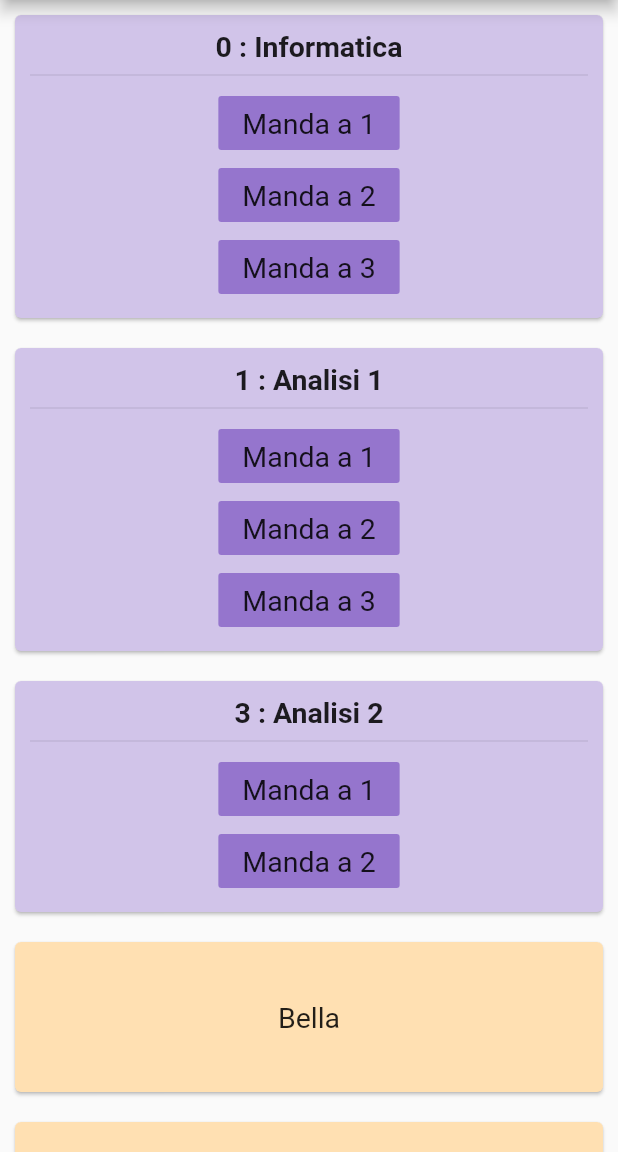
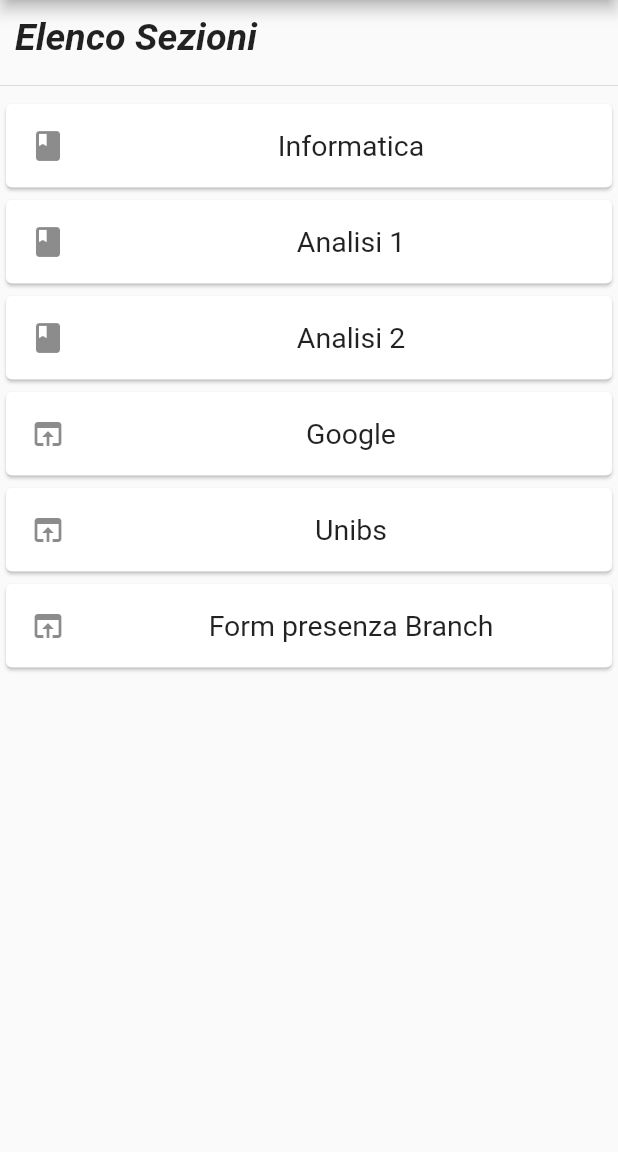
Before and after one commit to STB1019/Flutter-RemoteTree, a Flutter app: the screen it shows after launch, after a tap on the "update" icon, on a phone screen of 412 x 824 dp, the part 84-1236 px from its top. Run offline on Flutter 3.47's test engine with Material 2 defaults, Android fonts, the phone set to English and light mode, and no system bars; our stand-ins replace sqflite; accounts and stored records are empty; statements that could not run were skipped.

Commit message:
Release alpha completa

```diff
--- a/assets/sezioniDiBase.json
+++ b/assets/sezioniDiBase.json
@@ -54,13 +54,18 @@
   "webSection" :[
     {
       "id": 4,
-      "title" : "Bella",
+      "title" : "Google",
       "link" : "http://www.google.it"
     },
     {
       "id": 5,
-      "title" : "Bella2",
+      "title" : "Unibs",
       "link" : "http://www.unibs.it"
+    },
+    {
+      "id" : 6,
+      "title" : "Form presenza Branch",
+      "link" : "https://forms.gle/sgegCQ1nEUGtyZBf9"
     }
   ]
 }
--- a/lib/View/generator.dart
+++ b/lib/View/generator.dart
@@ -1,5 +1,6 @@
 import 'package:flutter/material.dart';
 import 'package:remote_tree/Model/Section.dart';
+import 'package:remote_tree/View/SectionPage.dart';
 import 'package:url_launcher/url_launcher.dart';
 
 //Ancora da migliorare
@@ -22,59 +23,52 @@ Widget genericText(String str, {bool bold = false}) {
     overflow: TextOverflow.ellipsis,
   );
 }
-
-//Crea una sezione dato contesto e file del model
-
-Widget buildSection(BuildContext context, GenericSection sezione) {
-  if (sezione is ButtonSection){
-  int id = sezione.id;
-  String title = sezione.title;
-  List<ButtonLink> subtitles = sezione.buttonlinks;
-
-  //titolo
-  Widget titolo = genericText("$id : " + title, bold: true);
+//TODO aggiornare per nuove tipologie di sezione
+Widget listTileFromSection(String title, Icon icon, Function onTap) {
+  return Card(
+      child: ListTile(
+        title: Center(child: genericText(title)),
+        leading: icon,
+        onTap: onTap,
+      ));
+}
 
 
-  List<Widget> widgets = new List<Widget>();
-  subtitles.forEach((element) {
-    widgets.add(FlatButton(
-      color: Colors.deepPurple[300],
-            onPressed: () {
-              print("TODO Manda alla sezione nr ${element.link}");
-            },
-            child: genericText(element.button)));
-  });
-  widgets.insert(0, Divider());
-  widgets.insert(0, titolo);
-  return Card(
-    color: Colors.deepPurple[100],
-    margin: EdgeInsets.all(10.0),
-    child: InkWell(
-      splashColor: Colors.pink,
-      onLongPress: (){
-        print("TODO: Manda a detailedSezione");
-      },
-      child: Padding(
-        padding: const EdgeInsets.all(10.0),
-        child: Column(
-          children: widgets,
-        ),
+List<Widget> buildHome(BuildContext cx, List<GenericSection> list) {
+  var widgets = List<Widget>();
+  widgets.add(Padding(
+    padding: const EdgeInsets.all(10.0),
+    child: Text(
+      "Elenco Sezioni",
+      style: TextStyle(
+        fontSize: 25.0,
+        fontWeight: FontWeight.bold,
+        fontStyle: FontStyle.italic,
       ),
     ),
-  );}
-  else if (sezione is WebSection){
-    return Card(
-      color: Colors.orange[100],
-      margin: EdgeInsets.all(10.0),
-      child: InkWell(
-        child: Container(height: 100, child: Center(child: genericText(sezione.title, )),),
-        onTap: () async{
-          if(await canLaunch(sezione.link))
-            await launch(sezione.link);
-
-          }
-      )
-    );
-  }
-  return Container(child: Center(child: Text("ERROR"),),);
+  ));
+  widgets.add(Divider());
+  list.forEach((section) {
+    if (section is ButtonSection) {
+      widgets.add(listTileFromSection(
+          section.title,
+          Icon(Icons.book),
+          () => Navigator.push(
+                cx,
+                MaterialPageRoute(builder: (cx) {
+                  return ButtonSectionPage(section);
+                }),
+              )));
+    } else if (section is WebSection) {
+      widgets.add(listTileFromSection(
+          section.title, Icon(Icons.open_in_browser), () async {
+        Scaffold.of(cx).showSnackBar(
+            SnackBar(content: Text("Apertura link nel browser predefinito")));
+        if (await canLaunch(section.link)) await launch(section.link);
+      }));
+    } else {
+      return null;
+    }
+  });
+  return widgets;
 }
--- a/lib/main.dart
+++ b/lib/main.dart
@@ -102,10 +102,9 @@ class _MyHomePageState extends State<MyHomePage> {
           print(snapshot.error);
         } else if (snapshot.hasData &&
             snapshot.connectionState == ConnectionState.done) {
-          widgetToShow = ListView(children: [
-            for (GenericSection s in snapshot.data.getAllSections())
-              commons_widgets.buildSection(context, s)
-          ]);
+          widgetToShow = ListView(children:
+              commons_widgets.buildHome(context, snapshot.data.getAllSections())
+         );
         } else { // Dati non ancora pronti
           widgetToShow = Column(
             mainAxisAlignment:MainAxisAlignment.center ,
```
Also changed, not shown: lib/View/SectionPage.dart (added, +43 -0 lines).
